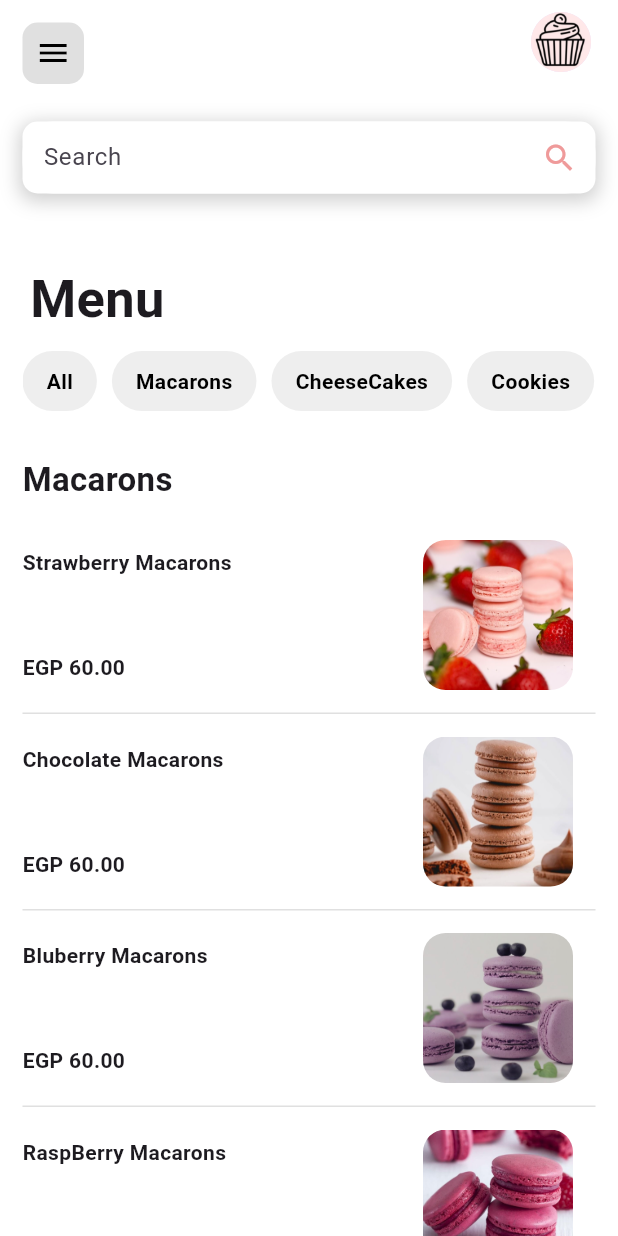
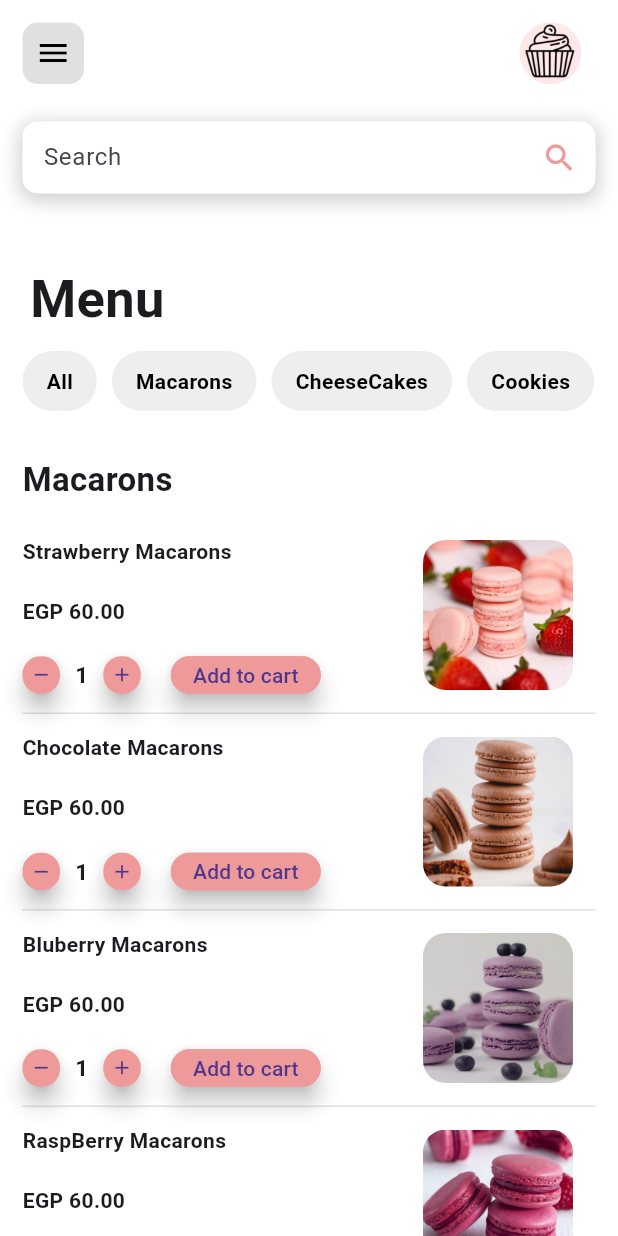
Before and after one commit to mariamtarekk/the-dessert-lounge, a Flutter app: the screen it shows after launch, on a phone screen of 412 x 824 dp. Run offline on Flutter 3.47's test engine with Material 3 defaults, Android fonts, the phone set to English and light mode, and no system bars.

Commit message:
Add counter to menu items

```diff
--- a/lib/HomeScreen.dart
+++ b/lib/HomeScreen.dart
@@ -7,6 +7,7 @@ class MenuItems{
   final String name;
   final String price;
   final String imagePath;
+  int counter = 1;
 
   MenuItems({
     required this.name,
@@ -14,8 +15,14 @@ class MenuItems{
     required this.imagePath,
   });
 }
-class HomeScreen extends StatelessWidget {
+class HomeScreen extends StatefulWidget {
   HomeScreen({super.key});
+
+  @override
+  State<HomeScreen> createState() => _HomeScreenState();
+}
+
+class _HomeScreenState extends State<HomeScreen> {
   List<MenuItems> menu = [
     MenuItems(
       name: 'Strawberry Macarons',
@@ -111,6 +118,11 @@ class HomeScreen extends StatelessWidget {
     ),
   ];
 
+  @override
+  void initState() {
+    super.initState();
+  }
+
 
   @override
   Widget build(BuildContext context) {
@@ -135,7 +147,7 @@ class HomeScreen extends StatelessWidget {
         ),
         actions: const [
           Padding(
-            padding: EdgeInsets.all(8.0),
+            padding: EdgeInsets.only(right: 15, top: 15),
             child: CircleAvatar(
               radius: 30.0,
               backgroundImage: AssetImage('images/logo.jpg'),
@@ -360,13 +372,91 @@ class HomeScreen extends StatelessWidget {
             ),
           ),
           const SizedBox(
-            height: 50,
+            height: 20,
           ),
           Text(
             menu.price,
             style: const TextStyle(
               fontWeight: FontWeight.bold,
             ),
+          ),
+          const SizedBox(
+            height: 20,
+          ),
+          Row(
+            children: [
+              SizedBox(
+                width: 25,
+                height: 25,
+                child: FloatingActionButton(
+                  mini: true,
+                  backgroundColor: Colors.red.shade200,
+                  hoverColor: Colors.red.shade300,
+                  onPressed: (){
+                    setState(() {
+                      if(menu.counter > 1){
+                        menu.counter--;
+                      }
+                    });
+                  },
+                  child: const Icon(
+                    Icons.remove,
+                    size: 15,
+                  ),
+                ),
+              ),
+              const SizedBox(
+                width: 10,
+              ),
+              Text(
+                '${menu.counter}',
+                style: const TextStyle(
+                  fontSize: 15,
+                  fontWeight: FontWeight.bold,
+                ),
+              ),
+              const SizedBox(
+                width: 10,
+              ),
+              SizedBox(
+                width: 25,
+                height: 25,
+                child: FloatingActionButton(
+                  mini: true,
+                  backgroundColor: Colors.red.shade200,
+                  hoverColor: Colors.red.shade300,
+                  onPressed: (){
+                    setState(() {
+                      menu.counter++;
+                    });
+                  },
+                  child: const Icon(
+                    Icons.add,
+                    size: 15,
+                  ),
+                ),
+              ),
+              const SizedBox(
+                width: 20,
+              ),
+              SizedBox(
+                width: 100,
+                height: 25,
+                child: FloatingActionButton(
+                  mini: true,
+                  shape: OutlineInputBorder(
+                    borderRadius: BorderRadius.circular(20),
+                    borderSide: BorderSide(color: Colors.red.shade200)
+                  ),
+                  backgroundColor: Colors.red.shade200,
+                  hoverColor: Colors.red.shade300,
+                  onPressed: (){},
+                  child: const Text(
+                    'Add to cart',
+                  ),
+                ),
+              ),
+            ],
           ),
         ],
       ),
@@ -393,5 +483,6 @@ class HomeScreen extends StatelessWidget {
       ),
     ],
   );
-  void setState(Null Function() param0) {}
+
+
 }
```
